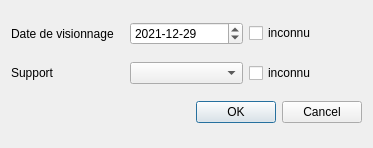
Before: the Qt Designer form Dialogs/EditViewDialog.ui in AmbreM71/MovieManager, drawn with Qt 5.
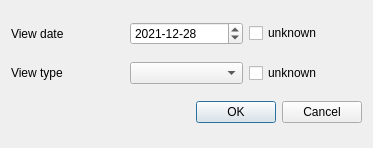
After: the same form once the commit is applied.

The edit to the form file:
```diff
--- a/Dialogs/EditViewDialog.ui
+++ b/Dialogs/EditViewDialog.ui
@@ -27,7 +27,7 @@
    <item row="0" column="2">
     <widget class="QCheckBox" name="UnknownViewDateInput">
      <property name="text">
-      <string>inconnu</string>
+      <string>unknown</string>
      </property>
     </widget>
    </item>
@@ -40,7 +40,7 @@
        <second>0</second>
        <year>2021</year>
        <month>12</month>
-       <day>29</day>
+       <day>28</day>
       </datetime>
      </property>
      <property name="minimumDateTime">
@@ -50,7 +50,7 @@
        <second>0</second>
        <year>1899</year>
        <month>12</month>
-       <day>25</day>
+       <day>24</day>
       </datetime>
      </property>
      <property name="displayFormat">
@@ -61,14 +61,14 @@
    <item row="0" column="0">
     <widget class="QLabel" name="ViewDateLabel">
      <property name="text">
-      <string>Date de visionnage</string>
+      <string>View date</string>
      </property>
     </widget>
    </item>
    <item row="1" column="2">
     <widget class="QCheckBox" name="UnknownViewTypeInput">
      <property name="text">
-      <string>inconnu</string>
+      <string>unknown</string>
      </property>
     </widget>
    </item>
@@ -78,7 +78,7 @@
    <item row="1" column="0">
     <widget class="QLabel" name="ViewTypeLabel">
      <property name="text">
-      <string>Support</string>
+      <string>View type</string>
      </property>
     </widget>
    </item>
```
Left out of the diff: 2 changed lines with no effect on the pictures.
